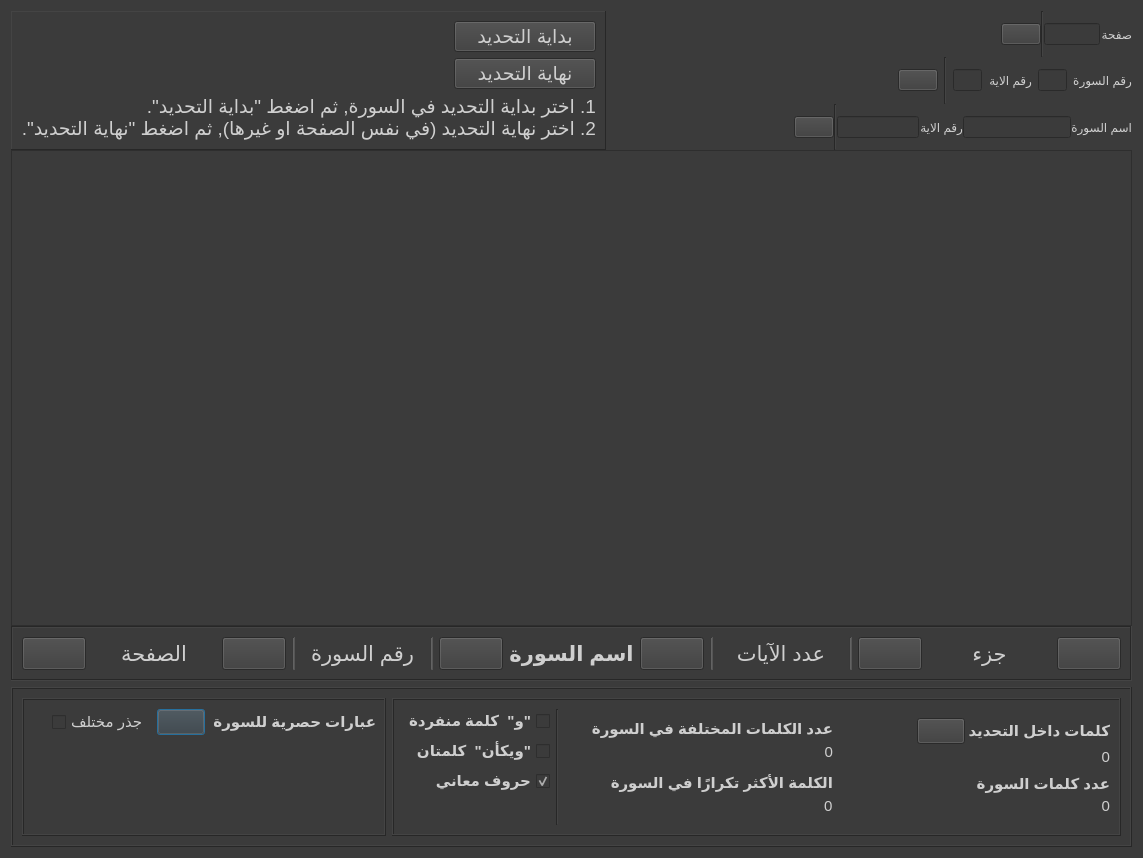
Old version of the form gui/mushaf_view_dialog/mushaf_view.ui in the repository masalha-alaa/quran-counter.
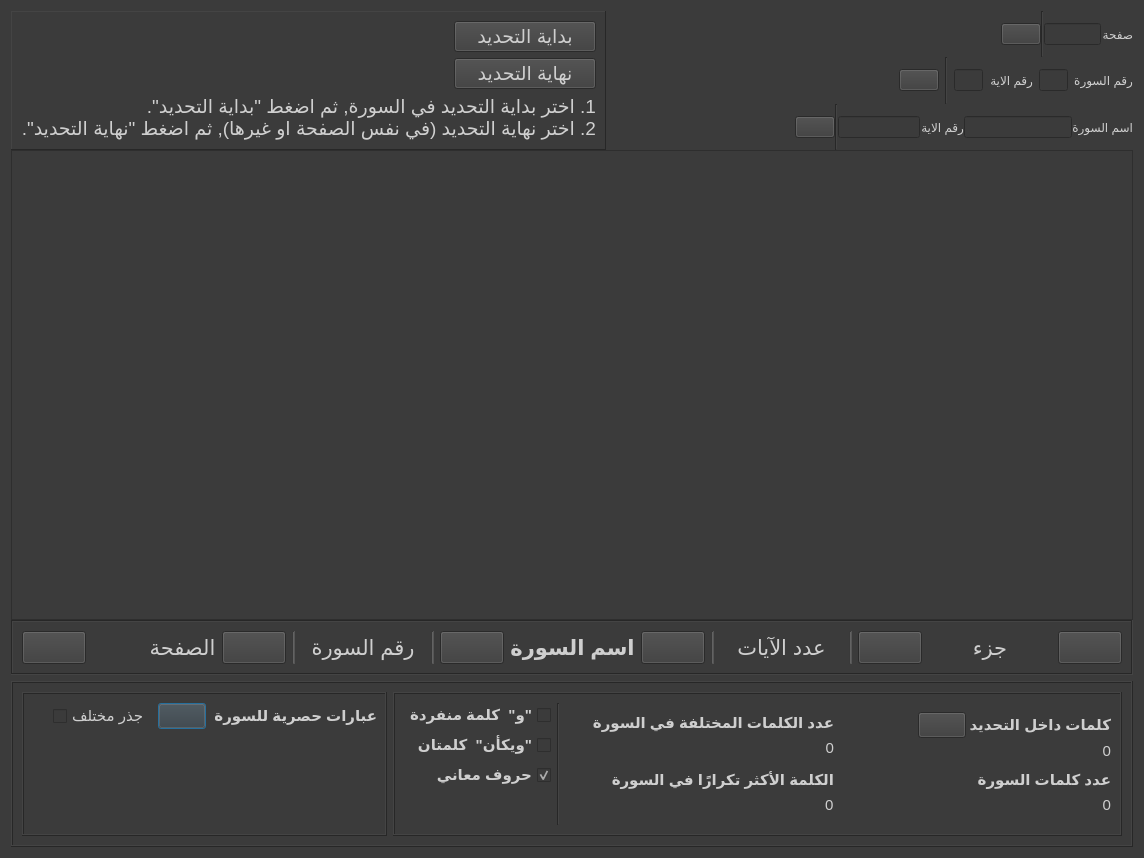
New version of the form. Icons and pictures are not drawn.

Commit message: Mushaf view updates: 1. Bug fix: Clear surah 2 and surah 3 info when they're not in the page. 2. Add book icon to indicate page side. 3. Try to choose exclusive words that don't end with waw

```diff
--- a/gui/mushaf_view_dialog/mushaf_view.ui
+++ b/gui/mushaf_view_dialog/mushaf_view.ui
@@ -6,7 +6,7 @@
    <rect>
     <x>0</x>
     <y>0</y>
-    <width>1143</width>
+    <width>1144</width>
     <height>858</height>
    </rect>
   </property>
@@ -18,7 +18,7 @@
 color: rgb(207, 207, 207);
 font: 400 18pt &quot;Calibri&quot;;</string>
   </property>
-  <layout class="QVBoxLayout" name="verticalLayout_7" stretch="5,1">
+  <layout class="QVBoxLayout" name="verticalLayout_7" stretch="4,1">
    <item>
     <layout class="QVBoxLayout" name="verticalLayout" stretch="6,0">
      <property name="spacing">
@@ -435,6 +435,24 @@
            </widget>
           </item>
           <item>
+           <layout class="QHBoxLayout" name="horizontalLayout_23">
+            <item>
+             <widget class="QLabel" name="pageSideIcon">
+              <property name="text">
+               <string/>
+              </property>
+              <property name="pixmap">
+               <pixmap resource="../resources/resources.qrc">:/right-page-icon.png</pixmap>
+              </property>
+              <property name="scaledContents">
+               <bool>false</bool>
+              </property>
+              <property name="wordWrap">
+               <bool>false</bool>
+              </property>
+             </widget>
+            </item>
+            <item>
            <widget class="QLabel" name="pageNumDisplay">
             <property name="styleSheet">
              <string notr="true"/>
@@ -446,6 +464,8 @@
              <set>Qt::AlignCenter</set>
             </property>
            </widget>
+            </item>
+           </layout>
           </item>
           <item>
            <widget class="QPushButton" name="prevPushButton">
```
Lines whose indentation alone changed are shown as unchanged. The commit also changes 8 other files.
